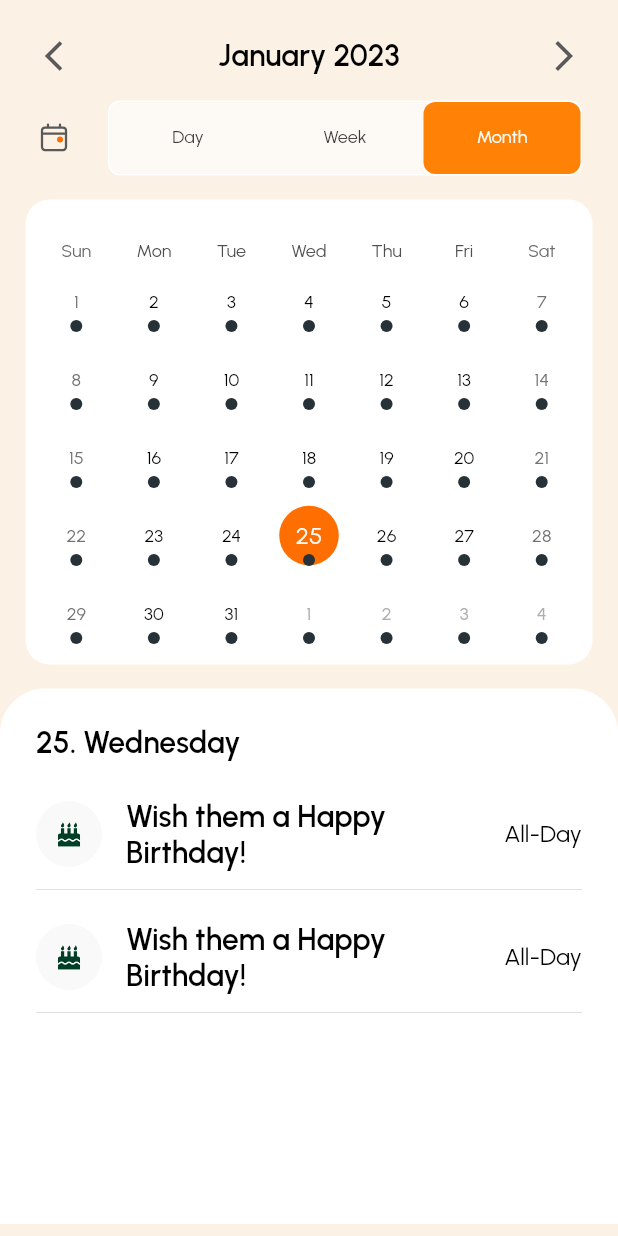
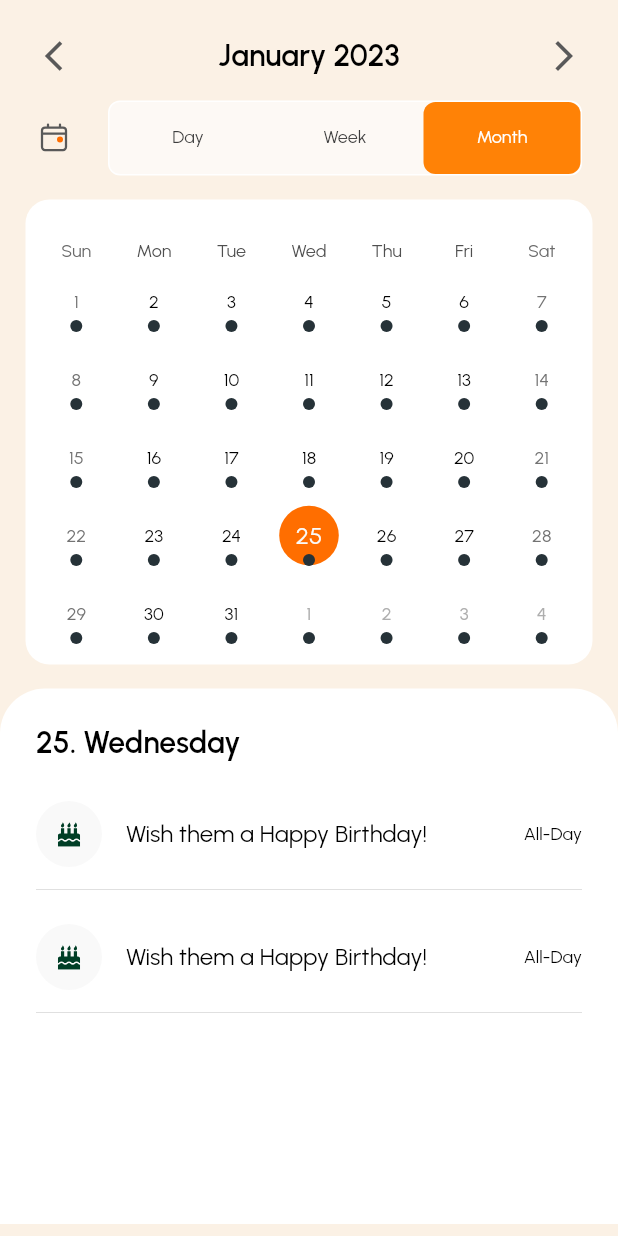
Before and after one commit to shbadon/pumpkin_mobile_app, a Flutter app: the CalendarScreen screen opened directly, on a phone screen of 412 x 824 dp. Run offline on Flutter 3.47's test engine with Material 2 defaults, Android fonts, the phone set to English and light mode, and no system bars; drawn by our look-alikes of table_calendar; our stand-ins replace animated_text_kit, device_info_plus, file_picker, firebase_auth, firebase_core, flutter_dotenv and 13 more; missing offline and left inert: clipboard, country_pickers, floating_action_bubble, flutter_facebook_auth, pattern_formatter; accounts and stored records are empty.

Commit message:
merged and update

```diff
--- a/lib/screens/calendar/calendar_screen.dart
+++ b/lib/screens/calendar/calendar_screen.dart
@@ -429,13 +429,13 @@ class _CalendarScreenState extends State<CalendarScreen>
                                   child: SvgPicture.asset(
                                     'assets/icons/birthday.svg',
                                   )),
-                              trailing: Text('All-Day',
-                                  style: defaultTheme.textTheme.titleSmall),
                               title: Text(
                                 'Wish them a Happy Birthday!',
-                                style: defaultTheme.textTheme.titleMedium,
+                                style: defaultTheme.textTheme.titleSmall,
                                 maxLines: 3,
                               ),
+                              trailing: Text('All-Day',
+                                  style: defaultTheme.textTheme.titleSmall?.copyWith(fontSize: 12)),
                               backgroundColor: Colors.transparent,
                               collapsedIconColor: Colors.transparent,
                               collapsedBackgroundColor: Colors.transparent,
```
